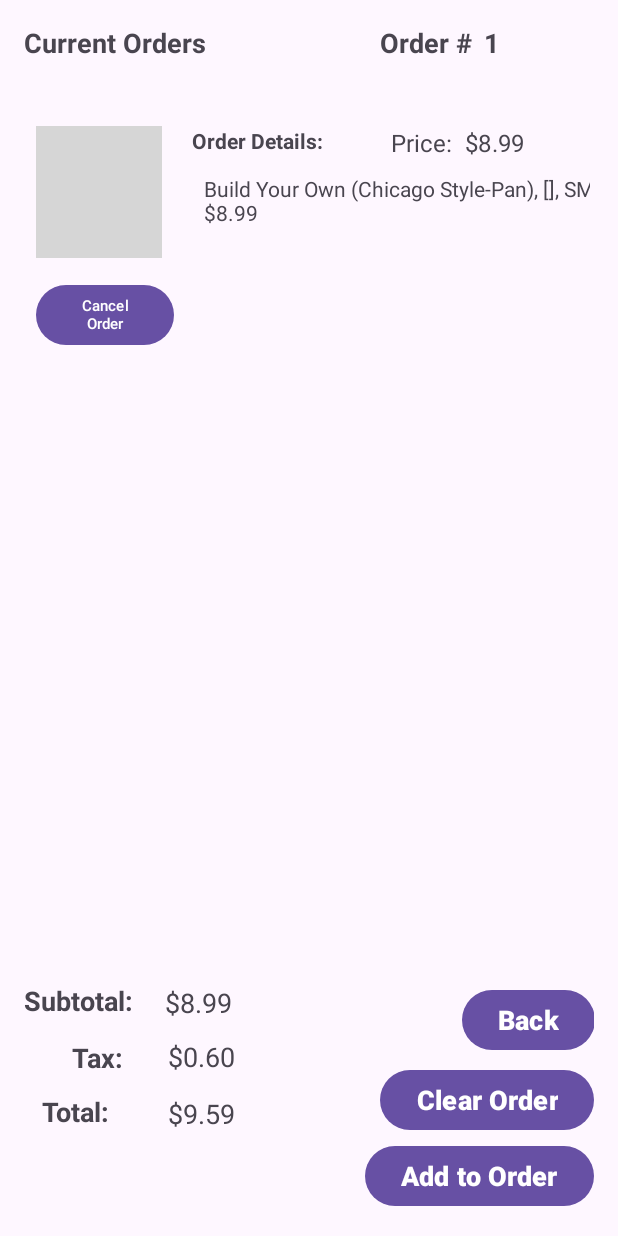
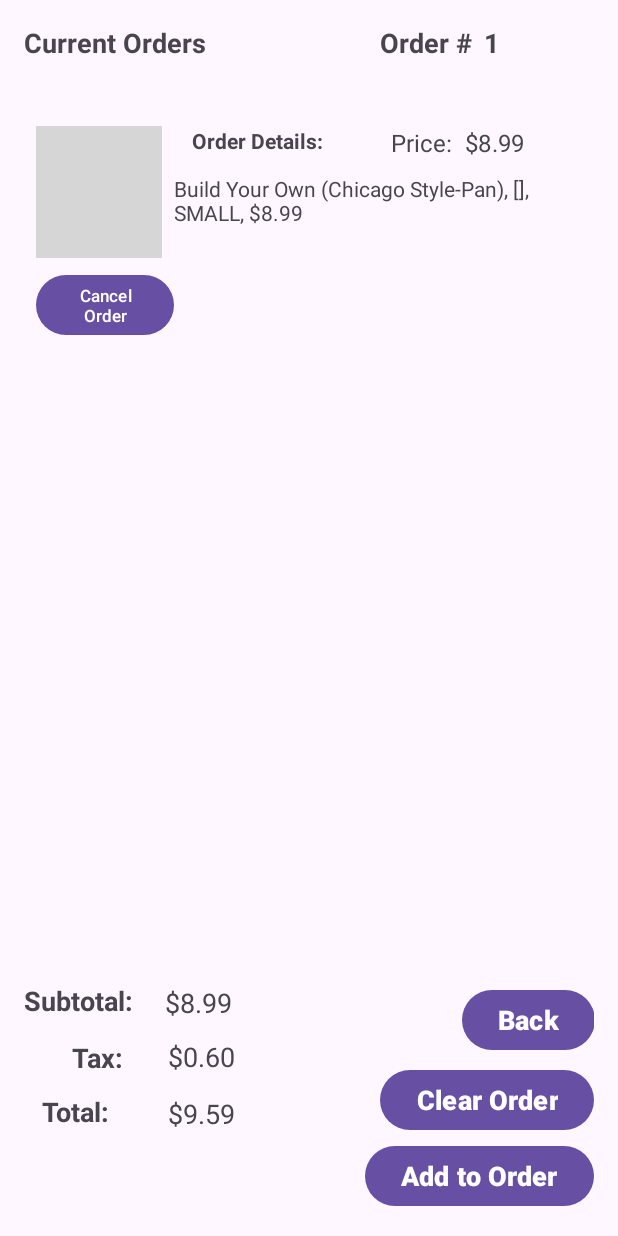
Before and after one commit to devrijhwani3118/PizzaApp, an Android app: the OrderPage screen opened directly, with no data from a screen before it, after a tap on "Order", on a phone screen of 412 x 824 dp. Run offline under Robolectric (Android 15) with nearby library versions, the phone set to English and light mode, and no system bars; Roboto replaces fonts that are not available here; grey boxes are pictures that could not be loaded.

Commit message:
Fixing UI and string literall stuff pt.1

```diff
--- a/app/src/main/res/layout/activity_current_order_page.xml
+++ b/app/src/main/res/layout/activity_current_order_page.xml
@@ -25,8 +25,8 @@
         android:layout_height="wrap_content"
         android:layout_marginStart="292dp"
         android:layout_marginBottom="104dp"
-        android:text="Back"
-        android:textSize="18dp"
+        android:text="@string/back_button"
+        android:textSize="18sp"
         android:textStyle="bold"
         app:layout_constraintBottom_toBottomOf="parent"
         app:layout_constraintStart_toStartOf="parent" />
@@ -35,8 +35,8 @@
         android:id="@+id/add_to_order_button"
         android:layout_width="wrap_content"
         android:layout_height="wrap_content"
-        android:text="Add to Order"
-        android:textSize="18dp"
+        android:text="@string/add_to_order"
+        android:textSize="18sp"
         android:textStyle="bold"
         app:layout_constraintBottom_toBottomOf="parent"
         app:layout_constraintEnd_toEndOf="parent" />
@@ -45,8 +45,8 @@
         android:id="@+id/clear_orders_current_order"
         android:layout_width="wrap_content"
         android:layout_height="wrap_content"
-        android:text="Clear Order"
-        android:textSize="18dp"
+        android:text="@string/clear_order"
+        android:textSize="18sp"
         android:textStyle="bold"
         app:layout_constraintBottom_toBottomOf="parent"
         app:layout_constraintEnd_toEndOf="parent"
@@ -61,7 +61,7 @@
         android:layout_height="wrap_content"
         android:layout_marginStart="116dp"
         android:paddingBottom="8dp"
-        android:text="Order #"
+        android:text="@string/order_number_pound"
         android:textSize="18sp"
         android:textStyle="bold"
         app:layout_constraintStart_toEndOf="@+id/currentOrdersTitle"
@@ -71,7 +71,7 @@
         android:id="@+id/order_number_int"
         android:layout_width="46dp"
         android:layout_height="25dp"
-        android:text="#"
+        android:text="@string/pound"
         android:textSize="18sp"
         android:textStyle="bold"
         app:layout_constraintEnd_toEndOf="parent"
@@ -95,8 +95,8 @@
         android:layout_width="82dp"
         android:layout_height="29dp"
         android:layout_marginBottom="124dp"
-        android:text="Subtotal:"
-        android:textSize="18dp"
+        android:text="@string/subtotal_colon"
+        android:textSize="18sp"
         android:textStyle="bold"
         app:layout_constraintBottom_toBottomOf="parent"
         app:layout_constraintStart_toStartOf="parent" />
@@ -107,8 +107,8 @@
         android:layout_height="31dp"
         android:layout_marginStart="32dp"
         android:layout_marginBottom="84dp"
-        android:text="Tax: "
-        android:textSize="18dp"
+        android:text="@string/tax"
+        android:textSize="18sp"
         android:textStyle="bold"
         app:layout_constraintBottom_toBottomOf="parent"
         app:layout_constraintStart_toStartOf="parent" />
@@ -119,8 +119,8 @@
         android:layout_height="31dp"
         android:layout_marginStart="12dp"
         android:layout_marginBottom="48dp"
-        android:text="Total: "
-        android:textSize="18dp"
+        android:text="@string/total_colon"
+        android:textSize="18sp"
         android:textStyle="bold"
         app:layout_constraintBottom_toBottomOf="parent"
         app:layout_constraintStart_toStartOf="parent" />
@@ -131,8 +131,8 @@
         android:layout_height="28dp"
         android:layout_marginEnd="208dp"
         android:layout_marginBottom="124dp"
-        android:text="TextView"
-        android:textSize="18dp"
+        android:text="@string/textview"
+        android:textSize="18sp"
         app:layout_constraintBottom_toBottomOf="parent"
         app:layout_constraintEnd_toEndOf="parent" />
 
@@ -142,8 +142,8 @@
         android:layout_height="32dp"
         android:layout_marginEnd="188dp"
         android:layout_marginBottom="84dp"
-        android:text="TextView"
-        android:textSize="18dp"
+        android:text="@string/textview"
+        android:textSize="18sp"
         app:layout_constraintBottom_toBottomOf="parent"
         app:layout_constraintEnd_toEndOf="parent" />
 
@@ -153,8 +153,8 @@
         android:layout_height="34dp"
         android:layout_marginEnd="196dp"
         android:layout_marginBottom="44dp"
-        android:text="TextView"
-        android:textSize="18dp"
+        android:text="@string/textview"
+        android:textSize="18sp"
         app:layout_constraintBottom_toBottomOf="parent"
         app:layout_constraintEnd_toEndOf="parent" />
 
--- a/app/src/main/res/layout/activity_main.xml
+++ b/app/src/main/res/layout/activity_main.xml
@@ -49,6 +49,7 @@
         android:layout_marginStart="20dp"
         android:layout_marginEnd="20dp"
         android:layout_marginBottom="50dp"
+        android:contentDescription="@string/pizza_logo_image"
         app:layout_constraintBottom_toTopOf="@+id/topping_button"
         app:layout_constraintEnd_toEndOf="parent"
         app:layout_constraintStart_toStartOf="parent"
@@ -60,7 +61,7 @@
         android:layout_width="246dp"
         android:layout_height="0dp"
         android:layout_marginBottom="10dp"
-        android:text="Toppings Menu"
+        android:text="@string/topping_menu"
         app:layout_constraintBottom_toTopOf="@+id/orderHereButton"
         app:layout_constraintEnd_toEndOf="parent"
         app:layout_constraintStart_toStartOf="parent"
--- a/app/src/main/res/layout/item_view.xml
+++ b/app/src/main/res/layout/item_view.xml
@@ -20,7 +20,7 @@
         android:layout_width="96dp"
         android:layout_height="22dp"
         android:layout_marginStart="104dp"
-        android:text="Order Details:"
+        android:text="@string/order_details"
         android:textSize="14sp"
         android:textStyle="bold"
         app:layout_constraintStart_toStartOf="parent"
@@ -28,9 +28,9 @@
 
     <TextView
         android:id="@+id/order_details"
-        android:layout_width="292dp"
-        android:layout_height="118dp"
-        android:layout_marginStart="112dp"
+        android:layout_width="match_parent"
+        android:layout_height="111dp"
+        android:layout_marginStart="92dp"
         android:layout_marginTop="32dp"
         android:textSize="14sp"
         app:layout_constraintStart_toStartOf="parent"
@@ -41,7 +41,7 @@
         android:layout_width="92dp"
         android:layout_height="48dp"
         android:text="@string/cancel_order"
-        android:textSize="10sp"
+        android:textSize="11sp"
         app:layout_constraintBottom_toBottomOf="parent"
         app:layout_constraintStart_toStartOf="parent" />
 
@@ -60,7 +60,7 @@
         android:layout_width="wrap_content"
         android:layout_height="wrap_content"
         android:layout_marginEnd="92dp"
-        android:text="Price:"
+        android:text="@string/price"
         android:textSize="16sp"
         app:layout_constraintEnd_toEndOf="parent"
         app:layout_constraintTop_toTopOf="parent" />
--- a/app/src/main/res/values/strings.xml
+++ b/app/src/main/res/values/strings.xml
@@ -23,5 +23,20 @@
     <string name="order_image">Order image</string>
     <string name="tax">Tax:</string>
     <string name="total_colon">Total:</string>
+    <string name="back_button">Back</string>
+    <string name="clear_order">Clear Order</string>
     <string name="txt">txt</string>
+    <string name="order_number_pound">Order #</string>
+    <string name="pound">#</string>
+    <string name="price">Price:</string>
+    <string name="topping_menu">Toppings Menu</string>
+    <string name="pizza_logo_image">Pizza Logo Image</string>
+    <string name="price_cost">price_cost</string>
+    <string name="order_button">Order</string>
+    <string name="order_page_image">Order Page Image</string>
+    <string name="crust_type">crust_type</string>
+    <string name="crust_colon">Crust:</string>
+    <string name="small">Small</string>
+    <string name="medium">Medium</string>
+    <string name="large">Large</string>
 </resources>
```
Also changed, not shown: app/src/main/res/layout/activity_order_page.xml (+16 -15 lines).
